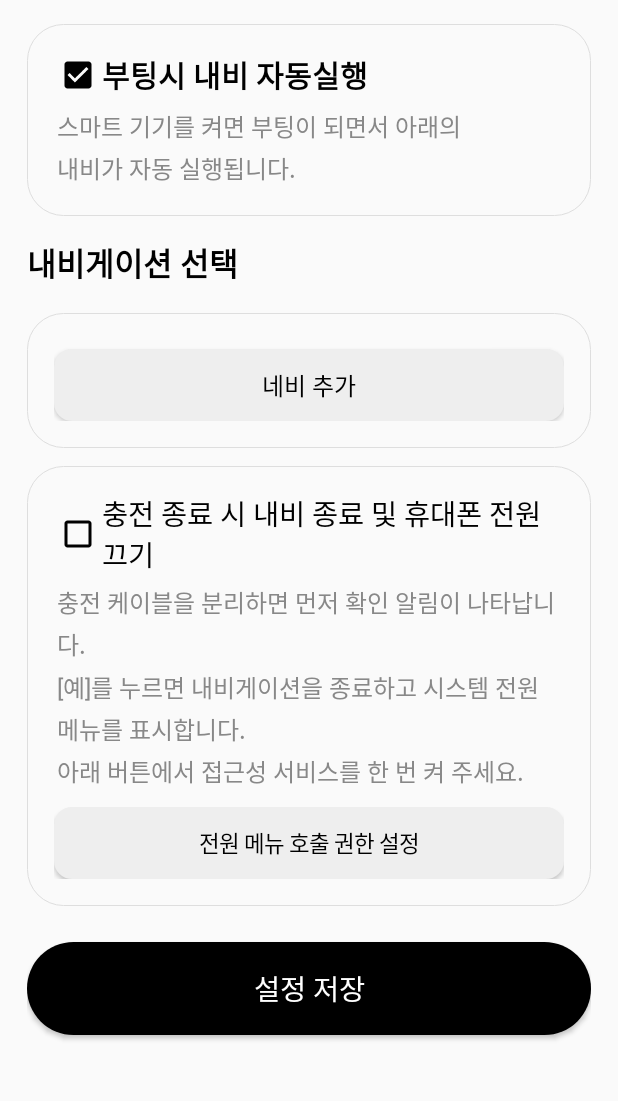
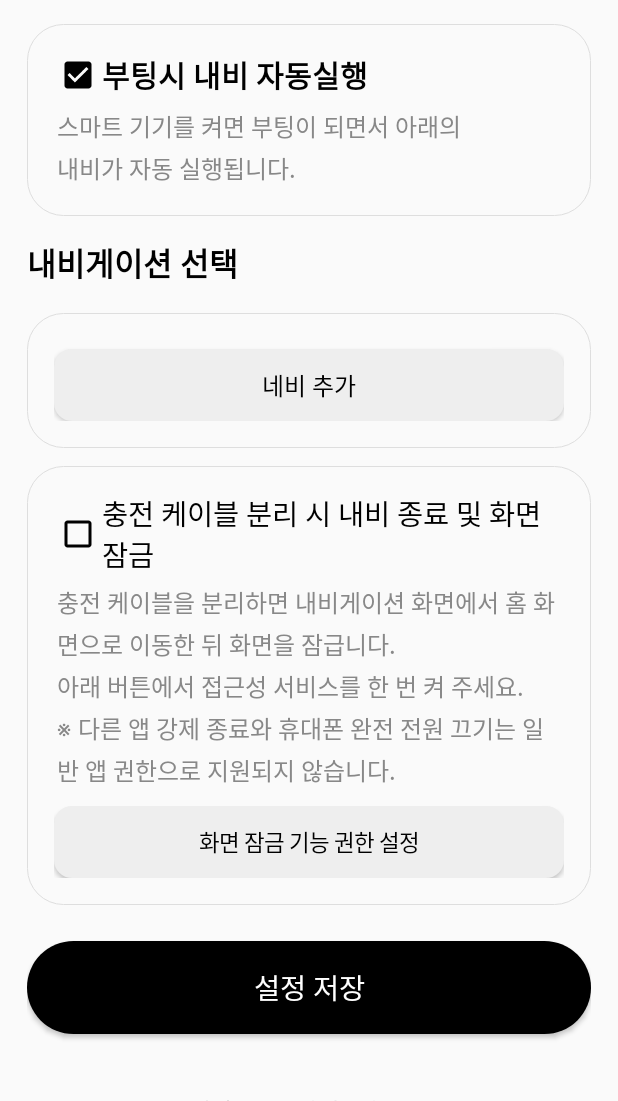
Before and after one commit to ryoobach/Easy_Navi_Starter, an Android app: the screen it shows after launch (MainActivity), on a phone screen of 412 x 824 dp, the part 135-1236 px from its top. Run offline under Robolectric (Android 15) with nearby library versions, the phone set to English and light mode, and no system bars.

Commit message:
충전 분리 동작 설명과 앱 정보 로고 표시 유지

```diff
--- a/app/src/main/java/com/ryoobach/easynavistarter/MainActivity.kt
+++ b/app/src/main/java/com/ryoobach/easynavistarter/MainActivity.kt
@@ -126,16 +126,16 @@ class MainActivity : Activity() {
 
         val shutdownCard = card()
         autoShutdown = CheckBox(this).apply {
-            text = "충전 종료 시 내비 종료 및 휴대폰 전원 끄기"
+            text = "충전 케이블 분리 시 내비 종료 및 화면 잠금"
             textSize = 19f
             setTextColor(Color.BLACK)
             buttonTintList = android.content.res.ColorStateList.valueOf(Color.BLACK)
             isChecked = prefs.getBoolean(KEY_SHUTDOWN, false)
         }
         shutdownCard.addView(autoShutdown)
-        shutdownCard.addView(description("충전 케이블을 분리하면 먼저 확인 알림이 나타납니다.\n[예]를 누르면 내비게이션을 종료하고 시스템 전원 메뉴를 표시합니다.\n아래 버튼에서 접근성 서비스를 한 번 켜 주세요."))
+        shutdownCard.addView(description("충전 케이블을 분리하면 내비게이션 화면에서 홈 화면으로 이동한 뒤 화면을 잠급니다.\n아래 버튼에서 접근성 서비스를 한 번 켜 주세요.\n※ 다른 앱 강제 종료와 휴대폰 완전 전원 끄기는 일반 앱 권한으로 지원되지 않습니다."))
         val accessibilityButton = Button(this).apply {
-            text = "전원 메뉴 호출 권한 설정"
+            text = "화면 잠금 기능 권한 설정"
             textSize = 15f
             isAllCaps = false
             setTextColor(Color.BLACK)
```
